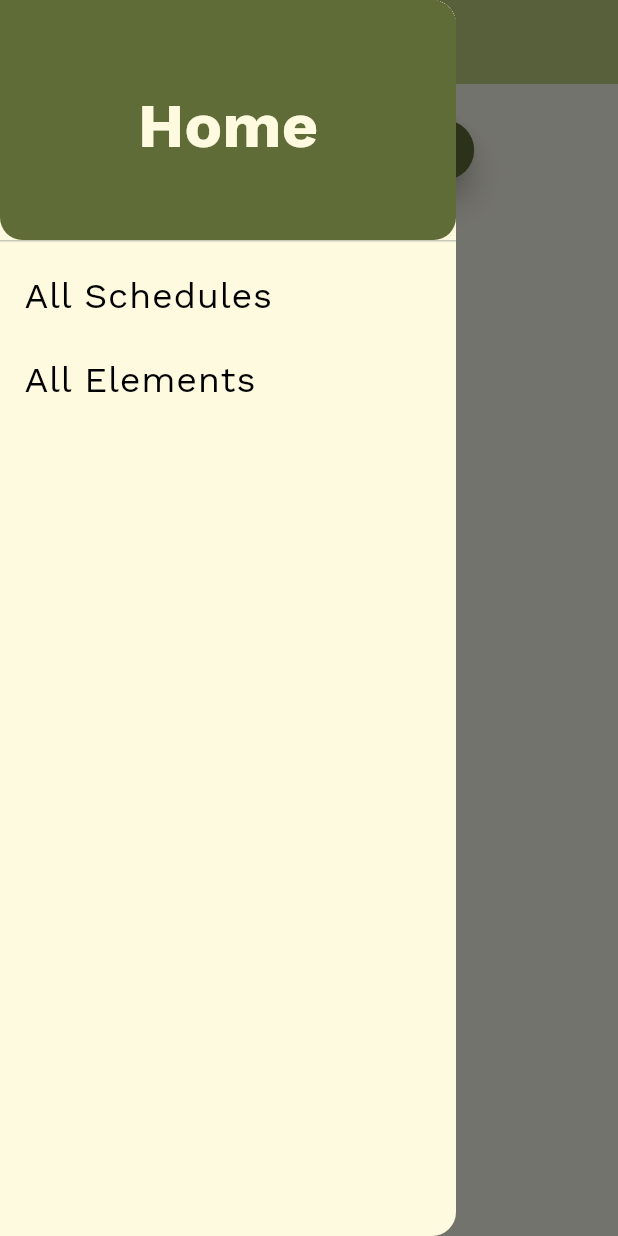
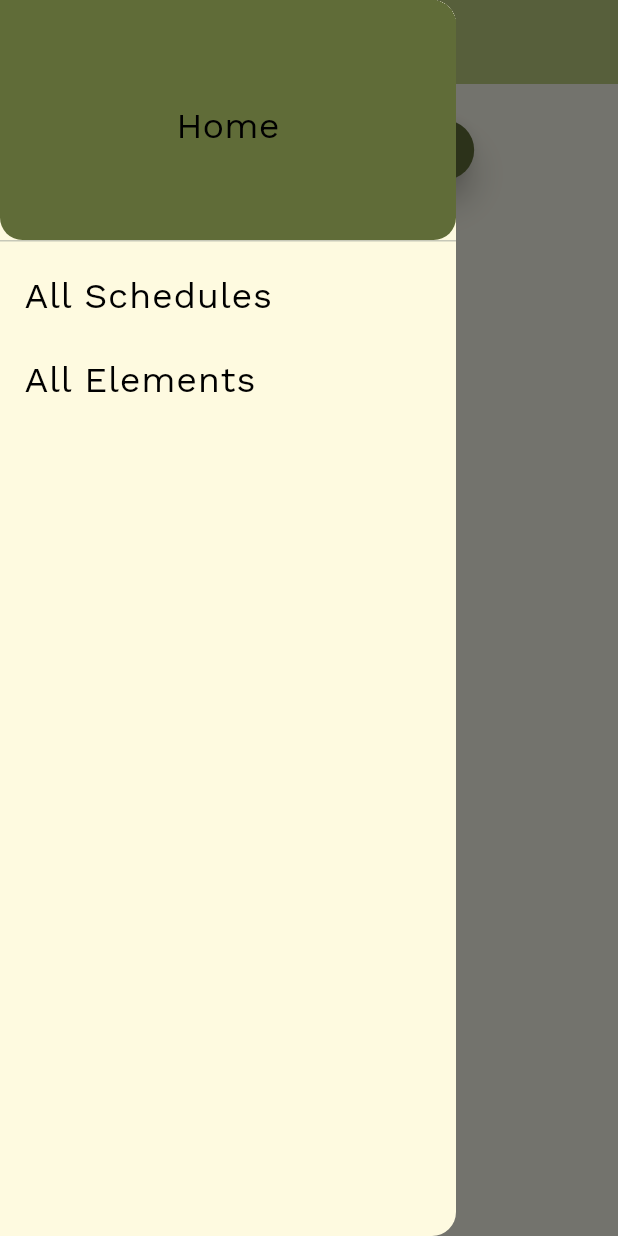
Before and after one commit to Megalomizer/WorkoutTracker_Flutter_v1, a Flutter app: the screen it shows after launch, with the side drawer open, on a phone screen of 412 x 824 dp. Run offline on Flutter 3.47's test engine with Material 3 defaults, Android fonts, the light colour scheme and no system bars; our stand-ins replace objectbox, sqflite; accounts and stored records are empty; generated files the repository leaves out were written again.

Commit message:
Changed Presets to variable objects instead of classes & updated the classes so the duration is an int instead of an Duration object

```diff
--- a/lib/MVVM/Models/trainee.dart
+++ b/lib/MVVM/Models/trainee.dart
@@ -1,5 +1,4 @@
 import 'package:objectbox/objectbox.dart';
-import 'package:workouttracker/MVVM/temp/firstscreen.dart';
 import 'package:workouttracker/main.dart';
 
 import './trainingsschedule.dart';
--- a/lib/MVVM/Models/trainingselement.dart
+++ b/lib/MVVM/Models/trainingselement.dart
@@ -1,9 +1,6 @@
 import 'package:objectbox/objectbox.dart';
 import 'package:workouttracker/abstracts/fileimports.dart';
-import 'package:workouttracker/main.dart';
 import 'package:workouttracker/Widgets/listitem.dart';
-
-import './trainingsschedule.dart';
 
 @Entity()
 class TrainingsElement implements ListItem {
@@ -17,7 +14,7 @@ class TrainingsElement implements ListItem {
   String? description;
   int sets = 1;
   int iterations = 1;
-  int duration = 0; // WONT SAVE
+  int duration = 0;
   int weight = 0;
   int kcal = 0;
   bool locationSpecific = false;
--- a/lib/MVVM/Models/trainingsschedule.dart
+++ b/lib/MVVM/Models/trainingsschedule.dart
@@ -9,7 +9,7 @@ class TrainingsSchedule implements ListItem {
   int id = 0;
   @Index(type: IndexType.value)
   String name = "";
-  Duration duration = Duration.zero;
+  int duration = 0;
   int kcal = 0;
   bool locationSpecific = false;
   @Backlink('schedule')
@@ -19,7 +19,7 @@ class TrainingsSchedule implements ListItem {
   /// Implement Widget from ListItem
   @override
   Widget buildTitle(BuildContext context) {
-    return ListItemTitle(text: name!);
+    return ListItemTitle(text: name);
   }
 
   @override
@@ -30,7 +30,7 @@ class TrainingsSchedule implements ListItem {
           children: <Widget>[
             const ListItemContextStart(text: 'Duration'),
             const SizedBox(width: 20,),
-            ListItemContextEnd(text: '${duration.inMinutes} minutes'),
+            ListItemContextEnd(text: '$duration minutes'),
           ],
         ),
         TableRow(
--- a/lib/Widgets/presets.dart
+++ b/lib/Widgets/presets.dart
@@ -34,156 +34,60 @@ final secondairyButtonStyle = OutlinedButton.styleFrom(
 
 //------------------ Text Styles ------------------\\
 /// Appbar Header
-class AppBarHeaderTextStyle extends StatelessWidget {
-  final String text;
-  const AppBarHeaderTextStyle({super.key, required this.text});
-
-  @override
-  Widget build(BuildContext context) {
-    return Text(
-      text,
-      style: const TextStyle(
+const appBarHeaderTextStyle = TextStyle(
   fontSize: 32,
   fontWeight: FontWeight.w500,
   color: color_secondairy,
-      ),
-      textAlign: TextAlign.start,
 );
-  }
-}
 
 /// Main-Header
-class HeaderTextStyle extends StatelessWidget {
-  final String text;
-  const HeaderTextStyle({super.key, required this.text});
-
-  @override
-  Widget build(BuildContext context) {
-    return Text(
-      text,
-      style: const TextStyle(
+const headerTextStyle = TextStyle(
   fontSize: 24,
   fontWeight: FontWeight.w700,
   color: color_black,
-      ),
-      textAlign: TextAlign.center,
 );
-  }
-}
 
 /// Sub-Header
-class HeaderSubTextStyle extends StatelessWidget {
-  final String text;
-  const HeaderSubTextStyle({super.key, required this.text});
-
-  @override
-  Widget build(BuildContext context) {
-    return Text(
-      text,
-      style: const TextStyle(
-        fontSize: 24,
+const headerSubTextStyle = TextStyle(
+  fontSize: 18,
   fontWeight: FontWeight.w500,
   color: color_black,
-      ),
-      textAlign: TextAlign.start,
 );
-  }
-}
 
 /// Regular Text
-class RegularTextStyle extends StatelessWidget {
-  final String text;
-  const RegularTextStyle({super.key, required this.text});
-
-  @override
-  Widget build(BuildContext context) {
-    return Text(
-      text,
-      style: const TextStyle(
+const regularTextStyle = TextStyle(
   fontSize: 14,
   fontWeight: FontWeight.w300,
   color: color_black,
-      ),
-      textAlign: TextAlign.start,
 );
-  }
-}
 
 /// Drawer Header
-class DrawerHeaderTextStyle extends StatelessWidget {
-  final String text;
-  const DrawerHeaderTextStyle({super.key, required this.text});
-
-  @override
-  Widget build(BuildContext context) {
-    return Text(
-      text,
-      style: const TextStyle(
+const drawerHeaderTextStyle = TextStyle(
   fontSize: 42,
   fontWeight: FontWeight.w700,
   color: color_secondairy,
-      ),
-      textAlign: TextAlign.center,
 );
-  }
-}
 
 /// Drawer Element
-class DrawerElementTextStyle extends StatelessWidget {
-  final String text;
-  const DrawerElementTextStyle({super.key, required this.text});
-
-  @override
-  Widget build(BuildContext context) {
-    return Text(
-      text,
-      style: const TextStyle(
+const drawerElementTextStyle = TextStyle(
   fontSize: 24,
   fontWeight: FontWeight.w400,
   color: color_black,
-      ),
-      textAlign: TextAlign.start,
 );
-  }
-}
 
 /// Primary Button Text
-class PrimairyButtonTextStyle extends StatelessWidget {
-  final String text;
-  const PrimairyButtonTextStyle({super.key, required this.text});
-
-  @override
-  Widget build(BuildContext context) {
-    return Text(
-      text,
-      style: const TextStyle(
+const primairyButtonTextStyle = TextStyle(
   fontSize: 18,
   fontWeight: FontWeight.w600,
   color: color_secondairy,
-      ),
-      textAlign: TextAlign.center,
 );
-  }
-}
 
 /// Secondairy Button Text
-class SecondairyButtonTextStyle extends StatelessWidget {
-  final String text;
-  const SecondairyButtonTextStyle({super.key, required this.text});
-
-  @override
-  Widget build(BuildContext context) {
-    return Text(
-      text,
-      style: const TextStyle(
+const secondairyButtonTextStyle = TextStyle(
   fontSize: 18,
   fontWeight: FontWeight.w200,
   color: color_primary,
-      ),
-      textAlign: TextAlign.center,
 );
-  }
-}
 //-------------------------------------------------\\
 
 //------------------ Custom Widgets ------------------\\
@@ -212,11 +116,18 @@ class DrawerPreset extends StatelessWidget {
               onPressed: () {
                 Navigator.of(context).popUntil((route) => route.isFirst);
               },
-              child: const DrawerHeaderTextStyle(text: 'Home'),
+              child: const Text(
+                'Home',
+                style: drawerElementTextStyle,
+                textAlign: TextAlign.center,
+              ),
             ),
           ),
           ListTile(
-            title: const DrawerElementTextStyle(text: 'All Schedules'),
+            title: const Text(
+              "All Schedules",
+              style: drawerElementTextStyle,
+            ),
             onTap: () => {
               Navigator.pushNamed(
                 context,
@@ -225,7 +136,10 @@ class DrawerPreset extends StatelessWidget {
             },
           ),
           ListTile(
-            title: const DrawerElementTextStyle(text: 'All Elements'),
+            title: const Text(
+              'All Elements',
+              style: drawerElementTextStyle,
+            ),
             onTap: () {
               Navigator.pushNamed(
                 context,
--- a/lib/Widgets/textstyles.dart
+++ b/lib/Widgets/textstyles.dart
@@ -79,7 +79,6 @@ class DrawerListItem extends StatelessWidget {
 
 /// Form labels
 class LabelTextInputDecoration extends TextStyle {
-  @override
   TextStyle build(BuildContext context) {
     return const TextStyle(
       fontSize: 16,
--- a/lib/main.dart
+++ b/lib/main.dart
@@ -54,7 +54,10 @@ class MyAppHome extends StatelessWidget {
     return Scaffold(
       appBar: AppBar(
         backgroundColor: Theme.of(context).colorScheme.inversePrimary,
-        title: const AppBarHeaderTextStyle(text: 'Homescreen'),
+        title: const Text(
+          'Homescreen',
+          style: appBarHeaderTextStyle,
+        ),
       ),
       body: const MainBody(),
       drawer: const DrawerPreset(),
@@ -82,7 +85,11 @@ class MainBody extends StatelessWidget {
             child: ElevatedButton(
               onPressed: () => Navigator.pushNamed(context, '/schedules'),
               style: primairyButtonStyle,
-              child: const PrimairyButtonTextStyle(text: 'Show all schedules'),
+              child: const Text(
+                'Show all schedules',
+                style: primairyButtonTextStyle,
+                textAlign: TextAlign.center,
+              ),
             ),
           ),
         ],
```
Also changed, not shown: lib/MVVM/Models/traininghistoryschedules.dart (+1 -7 lines), lib/MVVM/Views/allelements.dart (+6 -1 lines), lib/MVVM/Views/allschedules.dart (+18 -7 lines), lib/MVVM/Views/createelement.dart (+35 -12 lines), lib/MVVM/Views/createschedule.dart (+23 -6 lines), lib/MVVM/Views/scheduledetails.dart (+46 -14 lines), lib/objectbox-model.json (+12 -2 lines), lib/objectbox.g.dart. Lines whose indentation alone changed are shown as unchanged.
